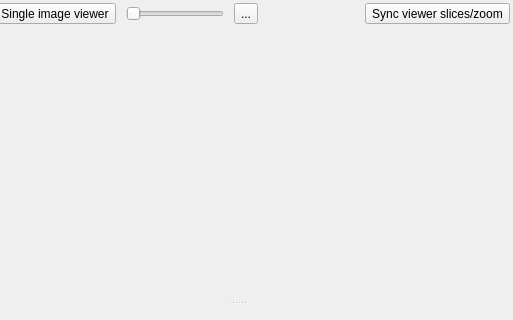
Qt form cubeviz/layout.ui (spacetelescope/cubeviz) before a commit; both pictures show x 591 to 1104 and y 0 to 320 of the 1104 by 578 pixel window.
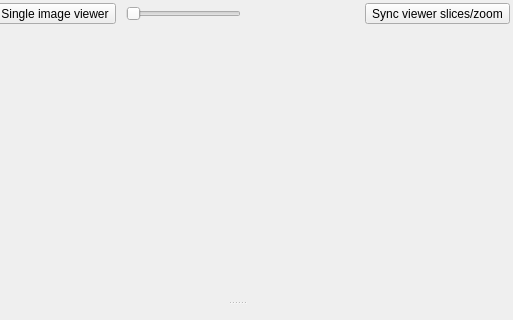
The same form after that commit.

Commit message: Make image mode a toggle button instead of two buttons

```diff
--- a/cubeviz/layout.ui
+++ b/cubeviz/layout.ui
@@ -105,13 +105,6 @@
        </property>
       </widget>
      </item>
-     <item>
-      <widget class="QToolButton" name="button_split_image">
-       <property name="text">
-        <string>...</string>
-       </property>
-      </widget>
-     </item>
      <item>
       <spacer name="horizontalSpacer">
        <property name="orientation">
```
Left out of the diff: 2 changed lines with no effect on the pictures. The commit also changes 1 other file.
